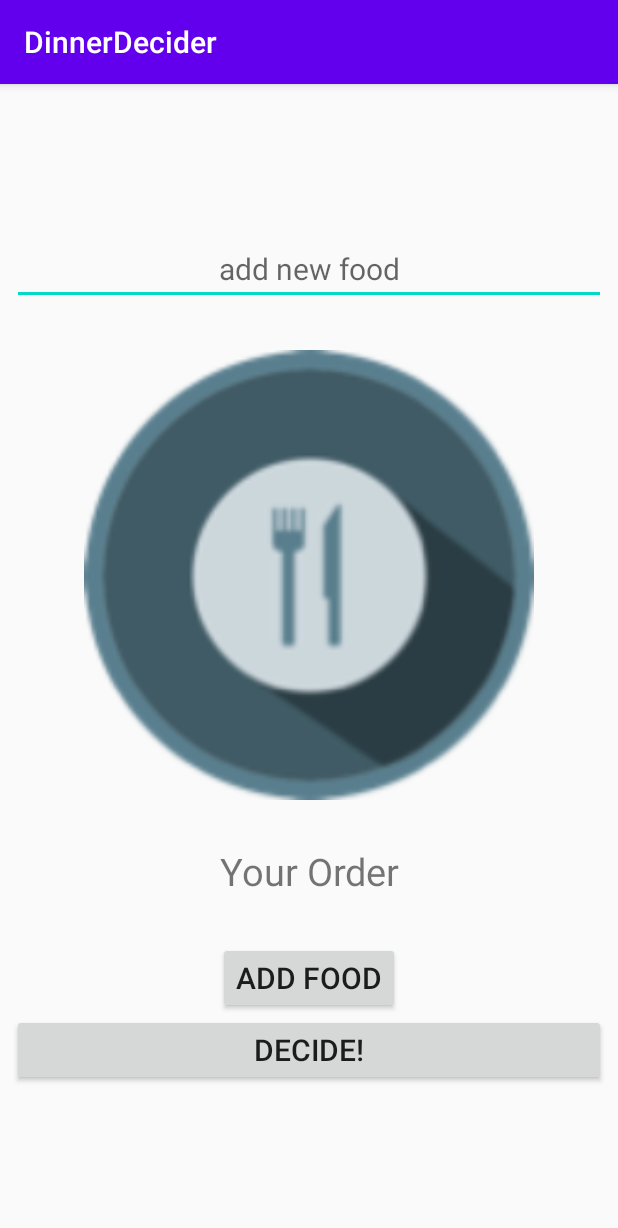
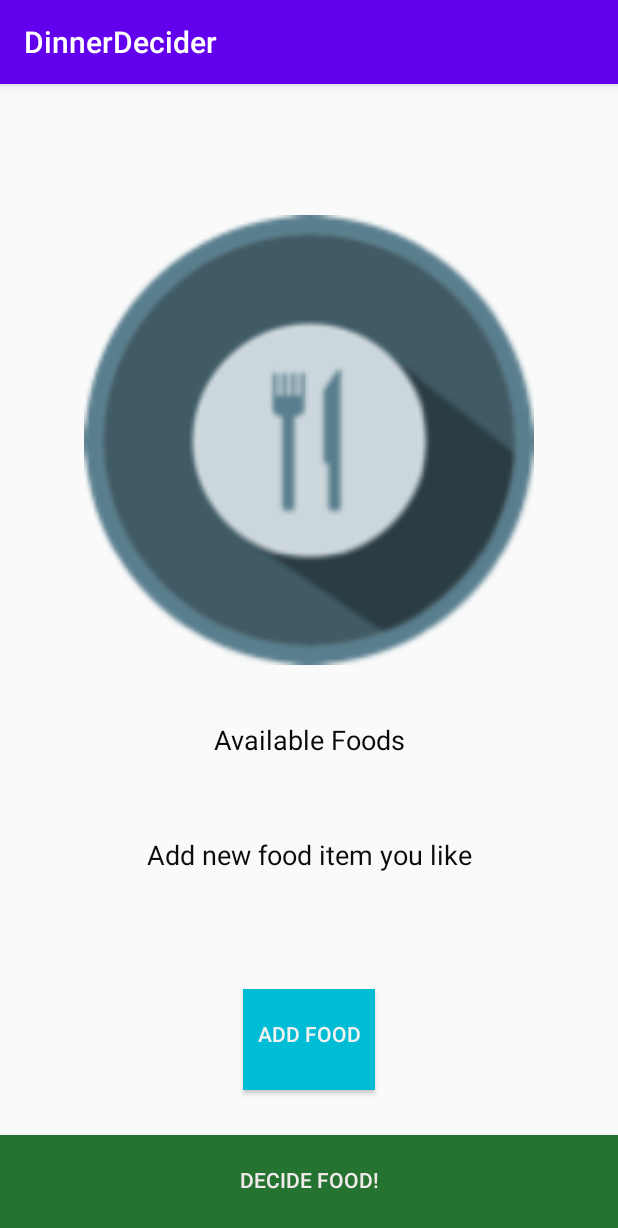
Before and after one commit to MihreteabKidane/DinnerDecider, an Android app: the screen it shows after launch (MainActivity), on a phone screen of 412 x 824 dp. Shown: the top 1228 px of the screen. Run offline under Robolectric (Android 15) with nearby library versions, the phone set to English and light mode, and no system bars.

Commit message:
second commit

```diff
--- a/app/src/main/res/layout/activity_main.xml
+++ b/app/src/main/res/layout/activity_main.xml
@@ -4,66 +4,77 @@
     xmlns:tools="http://schemas.android.com/tools"
     android:layout_width="match_parent"
     android:layout_height="match_parent"
-    android:layout_margin="8dp"
+    android:layout_gravity="bottom"
+    android:background="#00F6F4F4"
     android:gravity="center"
     android:orientation="vertical"
+    android:textAlignment="center"
     tools:context=".MainActivity">
-
-    <EditText
-        android:id="@+id/editText"
-        android:layout_width="match_parent"
-        android:layout_height="wrap_content"
-        android:autofillHints="add new food"
-        android:gravity="center"
-        android:hint="add new food"
-        android:inputType="text"
-        android:textSize="20sp" />
 
     <Space
         android:layout_width="match_parent"
-        android:layout_height="30dp" />
+        android:layout_height="20dp" />
 
     <ImageView
-        android:id="@+id/image"
+        android:id="@+id/imageView"
         android:layout_width="300dp"
-        android:layout_height="300dp"
-        android:layout_gravity="center"
-        android:src="@drawable/dd_logo" />
+        android:layout_height="0dp"
+        android:layout_marginTop="50dp"
+        android:layout_weight="5"
+        app:srcCompat="@drawable/dd_logo" />
 
     <Space
         android:layout_width="match_parent"
-        android:layout_height="30dp" />
+        android:layout_height="20dp" />
 
     <TextView
-        android:id="@+id/textView"
+        android:id="@+id/orderTxt"
+        android:layout_width="match_parent"
+        android:layout_height="0dp"
+        android:layout_weight="1"
+        android:gravity="center_horizontal"
+        android:text="Available Foods"
+        android:textColor="#090909"
+        android:textSize="18sp" />
+
+    <EditText
+        android:id="@+id/addTxt"
         android:layout_width="match_parent"
         android:layout_height="wrap_content"
-        android:gravity="center"
-        android:text="Your Order"
-        android:textSize="25sp" />
+        android:layout_weight="1"
+        android:background="#00F1EEEE"
+        android:ems="10"
+        android:padding="10dp"
+        android:gravity="center_horizontal"
+        android:hint="Add new food item you like"
+        android:inputType="textPersonName"
+        android:textColorHint="#0C0C0C"
+        android:textSize="18sp" />
+
+    <Button
+        android:id="@+id/addBtn"
+        android:layout_width="wrap_content"
+        android:layout_height="0dp"
+        android:layout_weight="1"
+        android:background="#00BCD4"
+        android:gravity="center_horizontal"
+        android:paddingTop="20dp"
+        android:text="Add Food"
+        android:textColor="#F4F1F1" />
 
     <Space
         android:layout_width="match_parent"
         android:layout_height="30dp" />
 
     <Button
-        android:id="@+id/addFood"
-        android:layout_width="wrap_content"
-        android:layout_height="wrap_content"
-        android:gravity="center"
-        android:onClick="addFood"
-        android:text="Add Food"
-        android:textSize="20sp"
-        tools:ignore="OnClick" />
-
-
-    <Button
-        android:id="@+id/decideButton"
+        android:id="@+id/decideBtn"
         android:layout_width="match_parent"
-        android:layout_height="wrap_content"
-        android:onClick="decideFood"
-        android:text="DECIDE!"
-        android:textSize="20sp"
-        tools:ignore="OnClick" />
-
+        android:layout_height="0dp"
+        android:layout_weight="1"
+        android:background="#247331"
+        android:gravity="center_horizontal"
+        android:paddingTop="20dp"
+        android:text="Decide Food!"
+        android:textAlignment="center"
+        android:textColor="#F1EAEA" />
 </LinearLayout>
```
Also changed, not shown: app/src/main/java/com/miu/mdp/dinnerdecider/MainActivity.kt (+21 -33 lines).
